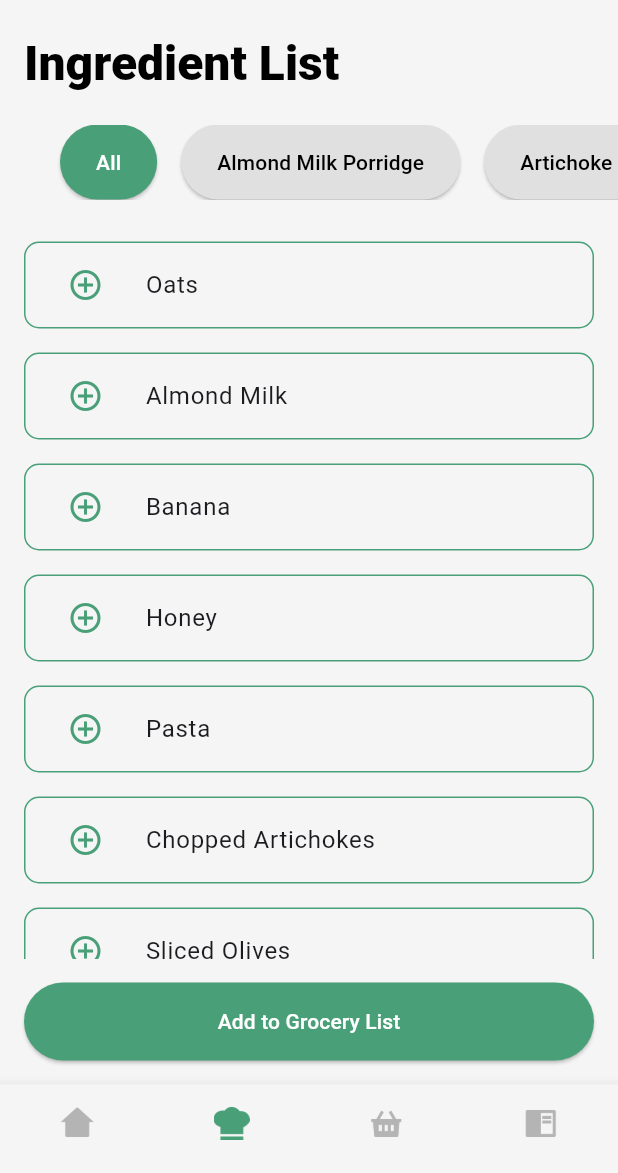
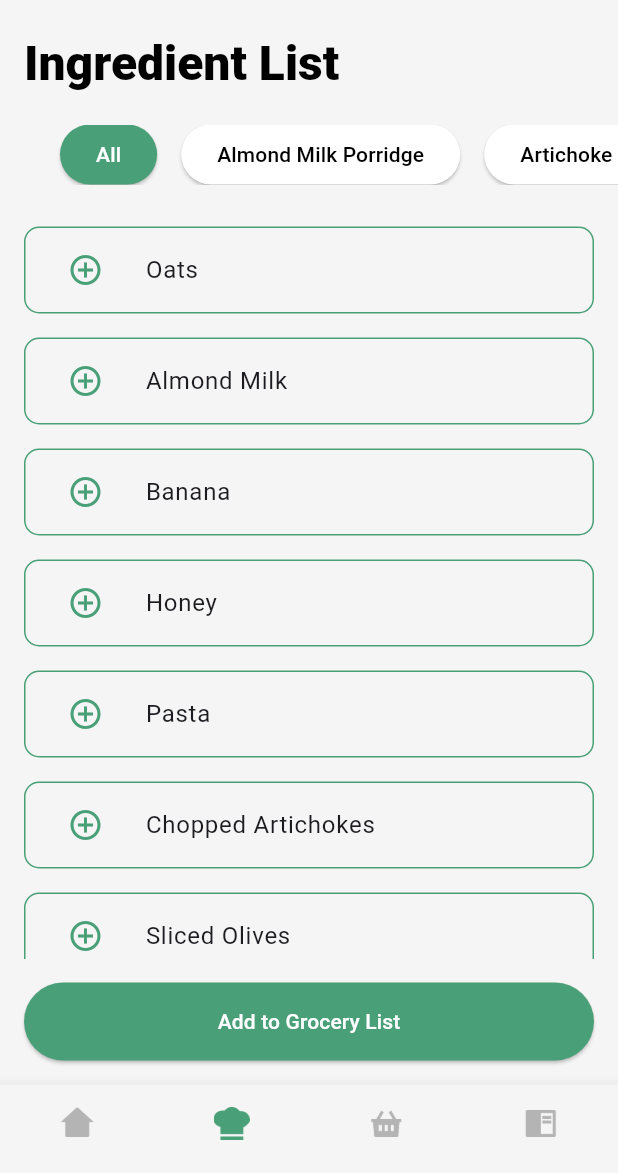
Before and after one commit to aadityayadav17/binarybandits, a Flutter app: the IngredientListPage screen opened directly, on a phone screen of 412 x 824 dp, the part 63-1236 px from its top. Run offline on Flutter 3.47's test engine with Material 3 defaults, Android fonts, the phone set to English and light mode, and no system bars; our stand-ins replace country_code_picker, dropdown_button2, firebase_core, google_fonts; accounts and stored records are empty.

Commit message:
Ingredient List (14/n) - Recipe Bar Tab Padding and Colour Change

```diff
--- a/lib/screens/ingredient_list_screen.dart
+++ b/lib/screens/ingredient_list_screen.dart
@@ -78,7 +78,7 @@ class _IngredientListPageState extends State<IngredientListPage> {
           Padding(
             padding: const EdgeInsets.symmetric(vertical: 10.0),
             child: Container(
-              height: 50,
+              height: 40, // Increase height to make sure tabs are fully visible
               child: ListView(
                 scrollDirection: Axis.horizontal,
                 children: [
@@ -215,9 +215,8 @@ class _IngredientListPageState extends State<IngredientListPage> {
           style: GoogleFonts.robotoFlex(),
         ),
         style: ElevatedButton.styleFrom(
-          backgroundColor: isSelected
-              ? const Color.fromRGBO(73, 160, 120, 1)
-              : Colors.grey[300],
+          backgroundColor:
+              isSelected ? const Color.fromRGBO(73, 160, 120, 1) : Colors.white,
           foregroundColor: isSelected ? Colors.white : Colors.black,
           shape: StadiumBorder(),
         ),
```
